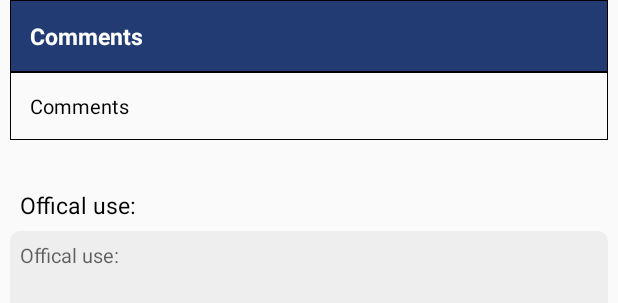
After one commit to DhanraajDreamGuys/creamTransportApp, an Android app: the layout include_footer_view_paysheet.xml on its own in the app's theme, with its tools: preview values and no code run, on a phone screen of 412 x 824 dp. The commit adds this screen. Shown: the top 303 px of the screen. Run offline under Robolectric (Android 15) with nearby library versions, the phone set to English and light mode, and no system bars.

Commit message:
Paysheet and login code reduce

```diff
--- /dev/null
+++ b/app/src/main/res/drawable/edittext_background_rectangle_gray.xml
@@ -0,0 +1,9 @@
+<?xml version="1.0" encoding="utf-8"?>
+<shape xmlns:android="http://schemas.android.com/apk/res/android"
+    android:shape="rectangle">
+
+    <solid android:color="@color/clr_gray" />
+
+    <corners android:radius="@dimen/_5sdp" />
+
+</shape>
--- /dev/null
+++ b/app/src/main/res/drawable/table_border_filled_color.xml
@@ -0,0 +1,11 @@
+<?xml version="1.0" encoding="utf-8"?>
+<shape xmlns:android="http://schemas.android.com/apk/res/android"
+    android:shape="rectangle">
+
+    <stroke
+        android:width="1px"
+        android:color="@android:color/black" />
+
+    <solid android:color="@color/clr_paysheet_table_color" />
+
+</shape>
--- /dev/null
+++ b/app/src/main/res/drawable/table_border_line.xml
@@ -0,0 +1,10 @@
+<?xml version="1.0" encoding="utf-8"?>
+<shape xmlns:android="http://schemas.android.com/apk/res/android"
+    android:shape="rectangle">
+
+    <stroke
+        android:width="1px"
+        android:color="@android:color/black" />
+
+
+</shape>
--- /dev/null
+++ b/app/src/main/res/layout/include_footer_view_paysheet.xml
@@ -0,0 +1,58 @@
+<?xml version="1.0" encoding="utf-8"?>
+<LinearLayout xmlns:android="http://schemas.android.com/apk/res/android"
+    android:layout_width="match_parent"
+    android:layout_height="wrap_content"
+    android:orientation="vertical">
+
+
+    <TextView
+        android:layout_width="match_parent"
+        android:layout_height="wrap_content"
+        android:layout_marginLeft="@dimen/_5sdp"
+        android:layout_marginRight="@dimen/_5sdp"
+        android:background="@drawable/table_border_filled_color"
+        android:padding="@dimen/_10sdp"
+        android:text="@string/comments"
+        android:textColor="@android:color/white"
+        android:textSize="@dimen/_12sdp"
+        android:textStyle="bold" />
+
+
+    <TextView
+        android:layout_width="match_parent"
+        android:layout_height="wrap_content"
+        android:layout_marginLeft="@dimen/_5sdp"
+        android:layout_marginRight="@dimen/_5sdp"
+        android:background="@drawable/table_border_line"
+        android:padding="@dimen/_10sdp"
+        android:text="@string/comments"
+        android:textColor="@android:color/black"
+        android:textSize="@dimen/_10sdp" />
+
+
+    <TextView
+        android:layout_width="match_parent"
+        android:layout_height="wrap_content"
+        android:layout_marginLeft="@dimen/_10sdp"
+        android:layout_marginRight="@dimen/_5sdp"
+        android:layout_marginTop="@dimen/_25sdp"
+        android:text="@string/offical_use"
+        android:textColor="@android:color/black"
+        android:textSize="@dimen/_12sdp" />
+
+
+    <EditText
+        android:layout_width="match_parent"
+        android:layout_height="wrap_content"
+        android:layout_marginLeft="@dimen/_5sdp"
+        android:layout_marginRight="@dimen/_5sdp"
+        android:layout_marginTop="@dimen/_5sdp"
+        android:background="@drawable/edittext_background_rectangle_gray"
+        android:gravity="top"
+        android:hint="@string/offical_use"
+        android:lines="5"
+        android:padding="@dimen/_5sdp"
+        android:textSize="@dimen/_10sdp" />
+
+
+</LinearLayout>
--- a/app/src/main/res/menu/main.xml
+++ b/app/src/main/res/menu/main.xml
@@ -3,7 +3,8 @@
     xmlns:app="http://schemas.android.com/apk/res-auto">
     <item
         android:id="@+id/action_settings"
+        android:icon="@drawable/ic_edit_profile"
         android:orderInCategory="100"
         android:title="@string/action_settings"
-        app:showAsAction="never" />
+        app:showAsAction="ifRoom" />
 </menu>
--- a/app/src/main/res/values/colors.xml
+++ b/app/src/main/res/values/colors.xml
@@ -4,11 +4,12 @@
     <color name="colorPrimaryDark">#3695d5</color>
     <color name="colorAccent">#FF4081</color>
 
-    <color name="test">#303F9F</color>
+    <color name="clr_paysheet_table_color">#223b73</color>
 
     <color name="app_color">#3695d5</color>
     <color name="cream_window_bckgrd">#fafafa</color>
     <color name="darker_gray">#666666</color>
+    <color name="clr_gray">#eeeeee</color>
 
 
 </resources>
--- a/app/src/main/res/values/strings.xml
+++ b/app/src/main/res/values/strings.xml
@@ -39,4 +39,8 @@
     <string name="err_password_length">Minimum 6 characters</string>
     <string name="no_internet_connection">Please enable internet connection</string>
     <string name="toolbar_title">Login</string>
+    <string name="str_name">Name:</string>
+    <string name="str_signature">Signature:</string>
+    <string name="comments">Comments</string>
+    <string name="offical_use">Offical use:</string>
 </resources>
```
Also changed, not shown: app/src/main/java/co/in/dreamguys/cream/Login.java (+5 -69 lines), app/src/main/java/co/in/dreamguys/cream/ViewPaysheet.java (added, +19 -0 lines), app/src/main/res/layout/activity_view_paysheet.xml (added, +25 -0 lines), app/src/main/res/layout/adapter_view_paysheet.xml (added, +10 -0 lines), app/src/main/res/layout/include_header_view_paysheet.xml (added, +54 -0 lines), app/src/main/res/drawable-hdpi/ic_edit_profile.png (added), app/src/main/res/drawable-mdpi/ic_edit_profile.png (added), app/src/main/res/drawable-xhdpi/ic_edit_profile.png (added), app/src/main/res/drawable-xxhdpi/ic_edit_profile.png (added), app/src/main/res/drawable-xxxhdpi/ic_edit_profile.png (added).
